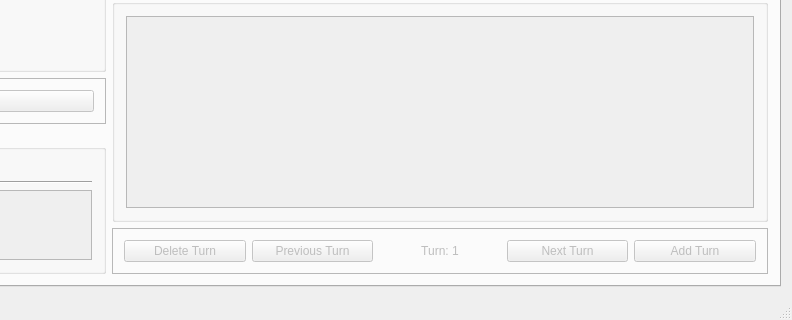
Before: the Qt Designer form src/mainwindow.ui in zobin8/talented-gm, drawn with Qt 5; both pictures show x 574 to 1366 and y 448 to 768 of the 1366 by 768 pixel window.
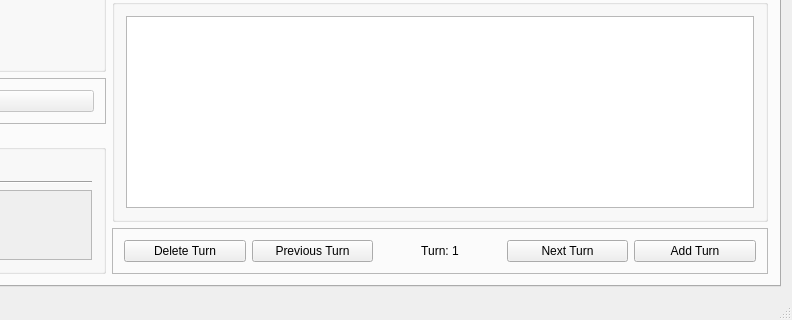
After: the same form once the commit is applied. The open tabs and pages were chosen to show the change.

Patch:
```diff
--- a/src/mainwindow.ui
+++ b/src/mainwindow.ui
@@ -18,7 +18,7 @@
     <item>
      <widget class="QTabWidget" name="tabWidget">
       <property name="currentIndex">
-       <number>0</number>
+       <number>1</number>
       </property>
       <widget class="QWidget" name="generalTab">
        <attribute name="title">
@@ -537,7 +537,7 @@
               <item>
                <widget class="QTextEdit" name="turnEdit">
                 <property name="enabled">
-                 <bool>false</bool>
+                 <bool>true</bool>
                 </property>
                 <property name="sizePolicy">
                  <sizepolicy hsizetype="Preferred" vsizetype="Preferred">
@@ -574,7 +574,7 @@
               <item>
                <widget class="QPushButton" name="turnDeleteButton">
                 <property name="enabled">
-                 <bool>false</bool>
+                 <bool>true</bool>
                 </property>
                 <property name="sizePolicy">
                  <sizepolicy hsizetype="Preferred" vsizetype="Fixed">
@@ -585,12 +585,15 @@
                 <property name="text">
                  <string>Delete Turn</string>
                 </property>
+                <property name="default">
+                 <bool>false</bool>
+                </property>
                </widget>
               </item>
               <item>
                <widget class="QPushButton" name="turnPrevButton">
                 <property name="enabled">
-                 <bool>false</bool>
+                 <bool>true</bool>
                 </property>
                 <property name="sizePolicy">
                  <sizepolicy hsizetype="Preferred" vsizetype="Fixed">
@@ -606,7 +609,7 @@
               <item>
                <widget class="QLabel" name="turnCounterLabel">
                 <property name="enabled">
-                 <bool>false</bool>
+                 <bool>true</bool>
                 </property>
                 <property name="sizePolicy">
                  <sizepolicy hsizetype="Preferred" vsizetype="Fixed">
@@ -625,7 +628,7 @@
               <item>
                <widget class="QPushButton" name="turnNextButton">
                 <property name="enabled">
-                 <bool>false</bool>
+                 <bool>true</bool>
                 </property>
                 <property name="sizePolicy">
                  <sizepolicy hsizetype="Preferred" vsizetype="Fixed">
@@ -641,7 +644,7 @@
               <item>
                <widget class="QPushButton" name="turnAddButton">
                 <property name="enabled">
-                 <bool>false</bool>
+                 <bool>true</bool>
                 </property>
                 <property name="sizePolicy">
                  <sizepolicy hsizetype="Preferred" vsizetype="Fixed">
@@ -1937,7 +1940,7 @@
   </action>
   <action name="actionPrevious_turn">
    <property name="enabled">
-    <bool>false</bool>
+    <bool>true</bool>
    </property>
    <property name="text">
     <string>&amp;Previous</string>
@@ -1948,7 +1951,7 @@
   </action>
   <action name="actionNext">
    <property name="enabled">
-    <bool>false</bool>
+    <bool>true</bool>
    </property>
    <property name="text">
     <string>&amp;Next</string>
@@ -1959,7 +1962,7 @@
   </action>
   <action name="actionAdd">
    <property name="enabled">
-    <bool>false</bool>
+    <bool>true</bool>
    </property>
    <property name="text">
     <string>&amp;Add</string>
@@ -1970,7 +1973,7 @@
   </action>
   <action name="actionDelete">
    <property name="enabled">
-    <bool>false</bool>
+    <bool>true</bool>
    </property>
    <property name="text">
     <string>&amp;Delete</string>
```
